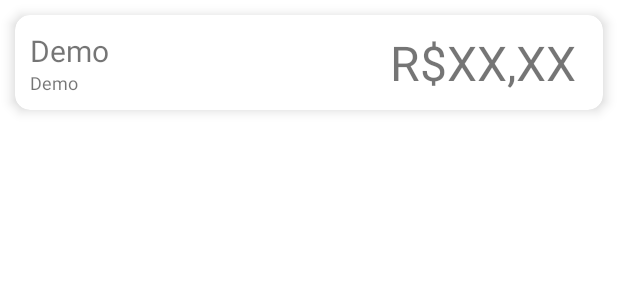
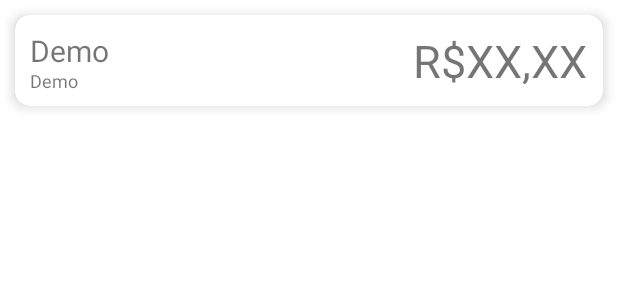
Before and after one commit to tmmarquess/Financial-Support, an Android app: the layout spent_item.xml on its own in the app's theme, with its tools: preview values and no code run, on a phone screen of 412 x 824 dp. Shown: the top 300 px of the screen. Run offline under Robolectric (Android 15) with nearby library versions, the phone set to English and light mode, and no system bars.

```diff
--- a/app/src/main/java/com/financial/support/SpentAdapter.java
+++ b/app/src/main/java/com/financial/support/SpentAdapter.java
@@ -13,8 +13,10 @@ import com.financial.support.enums.TransactionType;
 import com.financial.support.model.Transaction;
 import com.financial.support.databinding.SpentItemBinding;
 
+import java.text.NumberFormat;
 import java.text.SimpleDateFormat;
 import java.util.List;
+import java.util.Locale;
 
 public class SpentAdapter extends RecyclerView.Adapter<SpentVH> {
 
@@ -38,10 +40,10 @@ public class SpentAdapter extends RecyclerView.Adapter<SpentVH> {
         holder.spentDate.setText(new SimpleDateFormat("dd/MM/yyyy").format(spents.get(position).getDate()));
 
         if(spents.get(position).getType() == TransactionType.Outcome){
-            holder.spentValue.setText("R$"+ spents.get(position).getValue() * -1);
+            holder.spentValue.setText(NumberFormat.getCurrencyInstance(new Locale("pt", "BR")).format(spents.get(position).getValue() * -1));
             holder.spentValue.setTextColor(Color.parseColor("#C23D3D"));
         }else{
-            holder.spentValue.setText("R$"+ spents.get(position).getValue());
+            holder.spentValue.setText(NumberFormat.getCurrencyInstance(new Locale("pt", "BR")).format(spents.get(position).getValue()));
             holder.spentValue.setTextColor(Color.parseColor("#2FAD34"));
         }
 
--- a/app/src/main/java/com/financial/support/model/Transaction.java
+++ b/app/src/main/java/com/financial/support/model/Transaction.java
@@ -45,11 +45,7 @@ public class Transaction implements Serializable {
     }
 
     public double getValue() {
-        if (getType() == TransactionType.Outcome) {
-            return this.value * -1;
-        } else {
-            return this.value;
-        }
+        return this.value;
     }
 
     public void setValue(double value) {
--- a/app/src/main/java/com/financial/support/repository/TransactionRepository.java
+++ b/app/src/main/java/com/financial/support/repository/TransactionRepository.java
@@ -31,7 +31,6 @@ public class TransactionRepository {
     public void addTransaction(Transaction t){
         AppDatabase.databaseWriteExecutor.execute(() -> {
             transactionDAO.insert(t);
-            System.out.println("==========ADDED=========");
         });
     }
 }
--- a/app/src/main/res/layout/spent_item.xml
+++ b/app/src/main/res/layout/spent_item.xml
@@ -15,7 +15,7 @@
         android:orientation="horizontal">
 
         <LinearLayout
-            android:layout_width="240dp"
+            android:layout_width="203dp"
             android:layout_height="match_parent"
             android:orientation="vertical">
 
@@ -40,11 +40,12 @@
 
         <TextView
             android:id="@+id/price"
-            android:layout_width="wrap_content"
+            android:layout_width="168dp"
             android:layout_height="wrap_content"
             android:layout_gravity="center_vertical"
             android:text="R$XX,XX"
-            android:textSize="32sp"></TextView>
+            android:textAlignment="textEnd"
+            android:textSize="30sp"></TextView>
     </LinearLayout>
 
 </androidx.cardview.widget.CardView>
```
Also changed, not shown: app/src/main/java/com/financial/support/model/FinancialMonth.java (+6 -2 lines), app/src/main/java/com/financial/support/model/FixComings.java (+6 -2 lines), app/src/main/java/com/financial/support/ui/home/HomeFragment.java (+28 -3 lines), app/src/main/java/com/financial/support/ui/home/HomeViewModel.java (+5 -4 lines).
